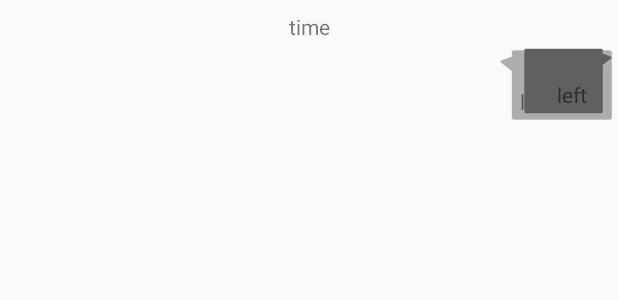
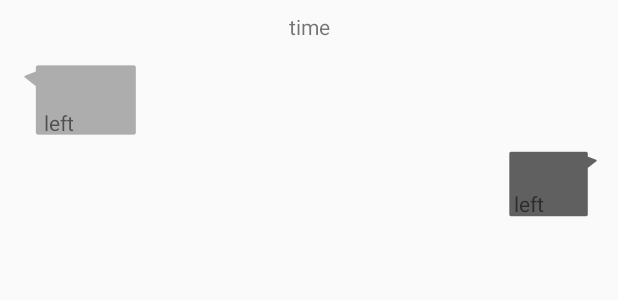
Before and after one commit to IntelEmbeddedSystemCompetitionPKU/LostAndFound, an Android app: the layout content_chat_cardview.xml on its own in the app's theme, with its tools: preview values and no code run, on a phone screen of 412 x 824 dp. Shown: the top 300 px of the screen. Run offline under Robolectric (Android 15) with nearby library versions, the light colour scheme and no system bars.

```diff
--- a/Android/app/src/main/java/com/example/richsoap/lostandfound/AnswerActivity.java
+++ b/Android/app/src/main/java/com/example/richsoap/lostandfound/AnswerActivity.java
@@ -86,7 +86,7 @@ public class AnswerActivity extends AppCompatActivity {
     private void startCommunicate() {
         Intent intent = new Intent(this, ChatActivity.class);
         intent.putExtra("uuid", uuid);
-        intent.putExtra("kind", 0);
+        intent.putExtra("kind", 1);
         intent.putExtra("description", description);
         startActivity(intent);
         finish();
--- a/Android/app/src/main/java/com/example/richsoap/lostandfound/ChatActivity.java
+++ b/Android/app/src/main/java/com/example/richsoap/lostandfound/ChatActivity.java
@@ -129,7 +129,7 @@ public class ChatActivity extends AppCompatActivity {
 
     @Override
     public boolean onCreateOptionsMenu(Menu menu) {
-        if(kind == 1) {
+        if(kind == 0) {
             getMenuInflater().inflate(R.menu.toolbar_check, menu);
         }
         return true;
--- a/Android/app/src/main/res/layout/content_chat_cardview.xml
+++ b/Android/app/src/main/res/layout/content_chat_cardview.xml
@@ -17,15 +17,22 @@
         app:layout_constraintStart_toStartOf="parent"
         app:layout_constraintTop_toTopOf="parent" />
     <LinearLayout
+        android:layout_width="match_parent"
+        android:padding="10dp"
+        android:layout_height="wrap_content"
+        app:layout_constraintTop_toBottomOf="@id/chat_time"
+        app:layout_constraintEnd_toEndOf="parent"
+        app:layout_constraintStart_toStartOf="parent"
+        android:orientation="vertical">
+        <LinearLayout
             android:id="@+id/chat_cardview_linear_left"
             android:layout_width="wrap_content"
             android:layout_height="wrap_content"
-        android:gravity="left"
-        app:layout_constraintEnd_toEndOf="parent"
-        app:layout_constraintTop_toBottomOf="@+id/chat_time"
+            android:layout_gravity="start"
             android:background="@mipmap/chat_left">
             <TextView
                 android:id="@+id/chat_cardview_left"
+                android:layout_gravity="center"
                 android:layout_width="wrap_content"
                 android:layout_height="wrap_content"
                 android:layout_marginEnd="8dp"
@@ -38,11 +45,10 @@
                 android:id="@+id/chat_cardview_linear_right"
                 android:layout_width="wrap_content"
                 android:layout_height="wrap_content"
-        android:gravity="right"
-        app:layout_constraintEnd_toEndOf="parent"
-        app:layout_constraintTop_toBottomOf="@+id/chat_time"
+                android:layout_gravity="end"
                 android:background="@mipmap/chat_right">
                 <TextView
+                    android:layout_gravity="center"
                     android:id="@+id/chat_cardview_right"
                     android:layout_width="wrap_content"
                     android:layout_height="wrap_content"
@@ -50,5 +56,6 @@
                     android:layout_marginTop="8dp"
                     android:text="left" />
         </LinearLayout>
+    </LinearLayout>
 
 </android.support.constraint.ConstraintLayout>
```
Also changed, not shown: Android/app/src/main/java/com/example/richsoap/lostandfound/NetworkManager.java (+14 -5 lines), Android/app/src/main/java/com/example/richsoap/lostandfound/Services/CheckService.java (+6 -2 lines), Android/app/src/main/res/layout/content_chat.xml (+8 -7 lines), 61 other files. Lines whose indentation alone changed are shown as unchanged.
